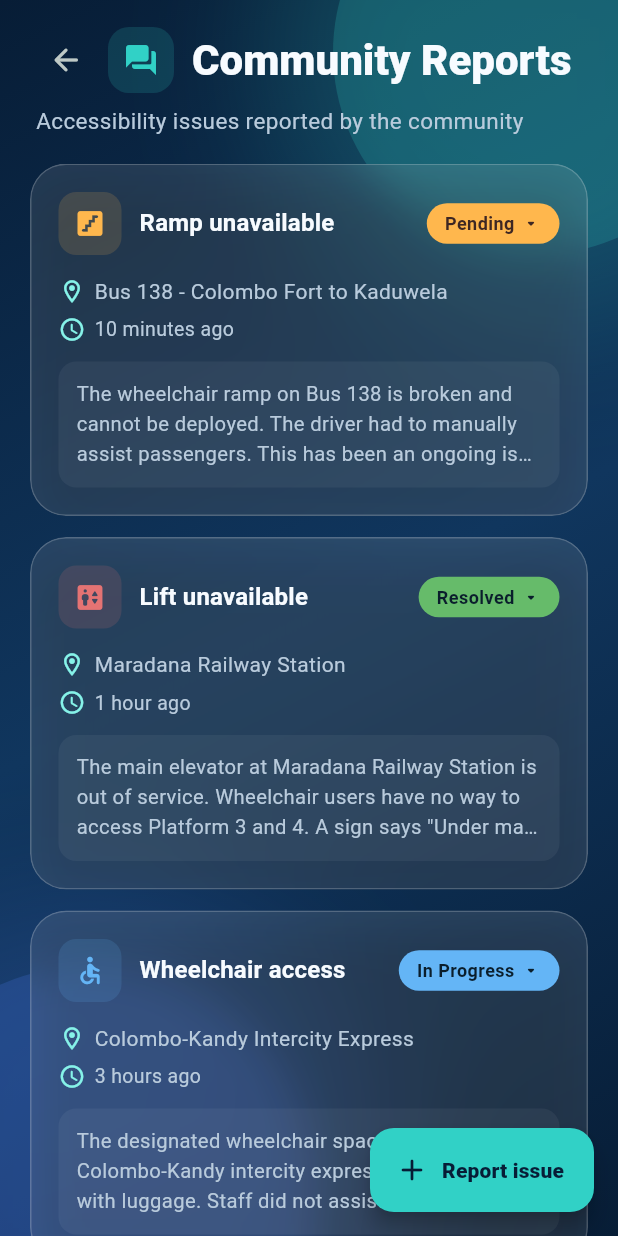
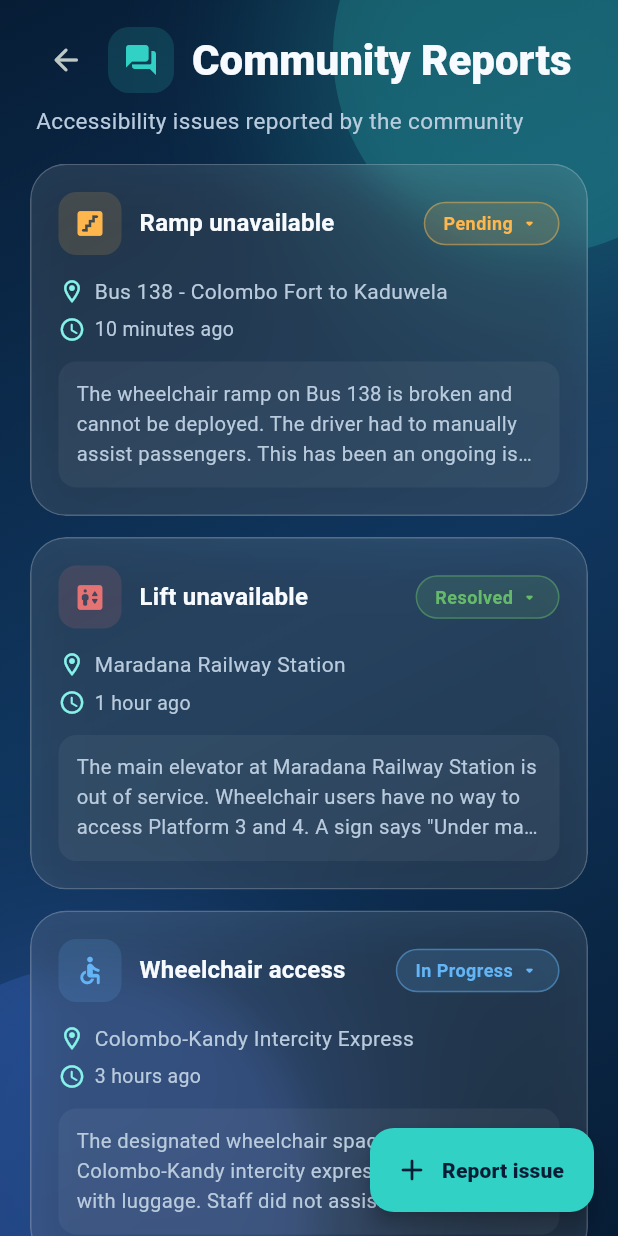
Before and after one commit to Adeesha-Sandaruwan/EqualRide, a Flutter app: the CommunityReportsPage screen opened directly, after a tap on "Load demo reports", on a phone screen of 412 x 824 dp. Run offline on Flutter 3.47's test engine with Material 3 defaults, Android fonts, the phone set to English and light mode, and no system bars; our stand-ins replace cloud_firestore, firebase_auth, firebase_core; accounts and stored records are empty.

Commit message:
Update community reports feature

```diff
--- a/lib/screens/community_reports_page.dart
+++ b/lib/screens/community_reports_page.dart
@@ -85,16 +85,6 @@ Color _statusBackground(String status) {
       return const Color(0xFF64B5F6); // blue
     default: // Pending
       return const Color(0xFFFFB74D); // amber
-  }
-}
-
-Color _statusForeground(String status) {
-  switch (status) {
-    case 'Resolved':
-    case 'In Progress':
-      return const Color(0xFF0A1E2C);
-    default:
-      return const Color(0xFF3E2723);
   }
 }
 
@@ -807,7 +797,6 @@ class _StatusBadgeState extends State<_StatusBadge> {
   Widget build(BuildContext context) {
     final status = widget.report.status;
     final bg = _statusBackground(status);
-    final fg = _statusForeground(status);
 
     return GestureDetector(
       onTap: _isUpdating ? null : () => _pickStatus(context),
@@ -815,8 +804,12 @@ class _StatusBadgeState extends State<_StatusBadge> {
         duration: const Duration(milliseconds: 200),
         padding: const EdgeInsets.symmetric(horizontal: 12, vertical: 5),
         decoration: BoxDecoration(
-          color: bg,
+          color: bg.withOpacity(0.15),
           borderRadius: BorderRadius.circular(20),
+          border: Border.all(
+            color: bg.withOpacity(0.45),
+            width: 1,
+          ),
         ),
         child: _isUpdating
             ? SizedBox(
@@ -824,7 +817,7 @@ class _StatusBadgeState extends State<_StatusBadge> {
                 width: 14,
                 child: CircularProgressIndicator(
                   strokeWidth: 2,
-                  color: fg,
+                  color: bg,
                 ),
               )
             : Row(
@@ -833,7 +826,7 @@ class _StatusBadgeState extends State<_StatusBadge> {
                   Text(
                     status,
                     style: TextStyle(
-                      color: fg,
+                      color: bg,
                       fontSize: 12,
                       fontWeight: FontWeight.w700,
                       letterSpacing: 0.3,
@@ -842,7 +835,7 @@ class _StatusBadgeState extends State<_StatusBadge> {
                   const SizedBox(width: 4),
                   Icon(
                     Icons.arrow_drop_down_rounded,
-                    color: fg,
+                    color: bg,
                     size: 14,
                   ),
                 ],
```
